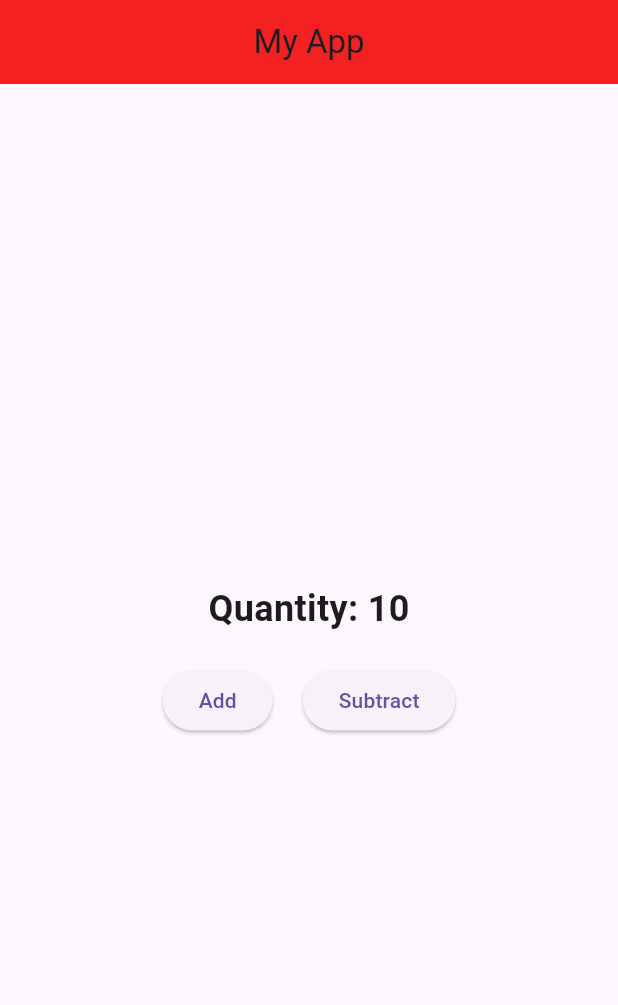
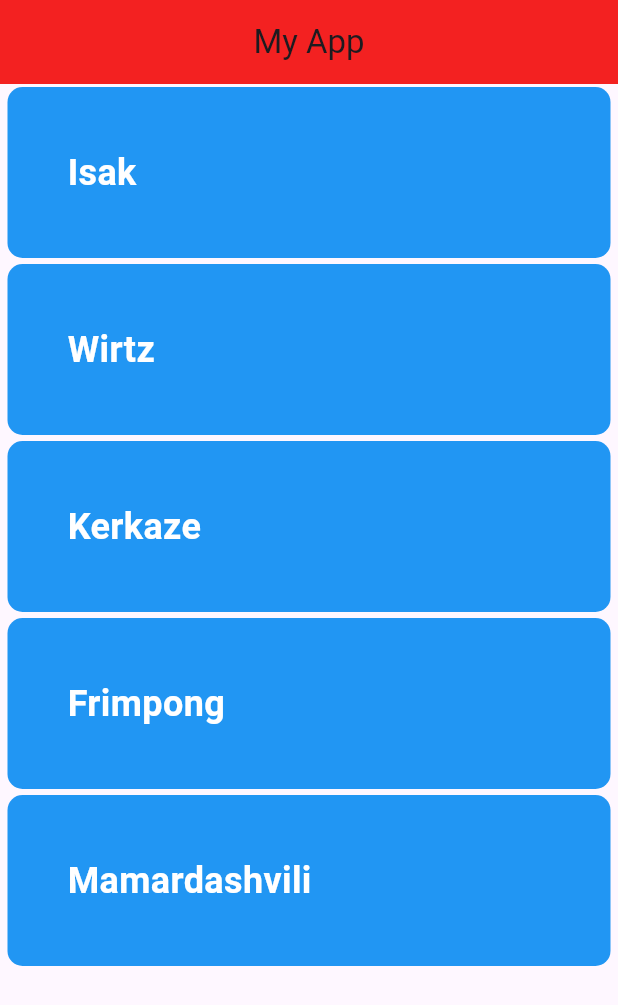
Before and after one commit to NVDIArm/learn_flutter_67_2, a Flutter app: the screen it shows after launch, on a phone screen of 412 x 824 dp. Shown: the top 1005 px of the screen. Run offline on Flutter 3.47's test engine with Material 3 defaults, Android fonts, the phone set to English and light mode, and no system bars.

Commit message:
step 9: Listview widget

```diff
--- a/lib/screen/item.dart
+++ b/lib/screen/item.dart
@@ -11,47 +11,73 @@ class Item extends StatefulWidget {
 class _ItemState extends State<Item> {
   int quantity = 10;
 
-void addQuantity() {
-    setState(() {
-      quantity++;
-    });
-  }
+// void addQuantity() {
+//     setState(() {
+//       quantity++;
+//     });
+//   }
 
-void subtractQuantity() {
-    setState(() {
-      if (quantity > 0) {
-        quantity--;
-      }
-    });
-  }
+// void subtractQuantity() {
+//     setState(() {
+//       if (quantity > 0) {
+//         quantity--;
+//       }
+//     });
+//   }
+
+// step 9: Listview widget
+List data = ["Isak", "Wirtz", "Kerkaze", "Frimpong", "Mamardashvili"];
 
   @override
   Widget build(BuildContext context) {
-    return Center(
-      child: Column(
-        mainAxisAlignment: MainAxisAlignment.center,
-         children: [
-          Text(
-            "Quantity: $quantity",
-            style: const TextStyle(fontSize: 24, fontWeight: FontWeight.bold),
+    // return Center(
+    //   child: Column(
+    //     mainAxisAlignment: MainAxisAlignment.center,
+    //      children: [
+    //       Text(
+    //         "Quantity: $quantity",
+    //         style: const TextStyle(fontSize: 24, fontWeight: FontWeight.bold),
+    //       ),
+    //       const SizedBox(height: 20),
+    //       Row(
+    //         mainAxisAlignment: MainAxisAlignment.center,
+    //         children: [
+    //           ElevatedButton(
+    //             onPressed: addQuantity,
+    //             child: const Text("Add"),
+    //           ),
+    //           const SizedBox(width: 20),
+    //           ElevatedButton(
+    //             onPressed: subtractQuantity,
+    //             child: const Text("Subtract"),
+    //           ),
+    //         ],
+    //       ),
+    //      ],
+    //   ),
+    // );
+    return ListView.builder(
+      itemBuilder: (context, index) {
+        return Container(
+          decoration: BoxDecoration(
+            color: Colors.blue,
+            borderRadius: BorderRadius.circular(10),
           ),
-          const SizedBox(height: 20),
-          Row(
-            mainAxisAlignment: MainAxisAlignment.center,
-            children: [
-              ElevatedButton(
-                onPressed: addQuantity,
-                child: const Text("Add"),
-              ),
-              const SizedBox(width: 20),
-              ElevatedButton(
-                onPressed: subtractQuantity,
-                child: const Text("Subtract"),
-              ),
-            ],
+          margin: EdgeInsets.symmetric(vertical: 2, horizontal: 5),
+          padding: EdgeInsets.all(40),
+          child: Text(
+            data[index],
+            style: TextStyle(
+              color: Colors.white,
+              fontSize: 24,
+              fontWeight: FontWeight.bold,
+            ),
           ),
-         ],
-      ),
+        );
+
+    },
+    itemCount: data.length
     );
   }
 }
+// step 10: Listview.builder widget
```
